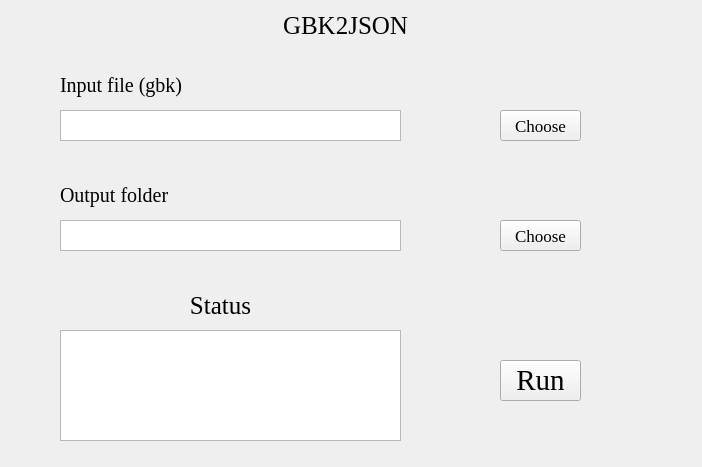
Above: GBK2JSON.ui from hzaurzli/MicroWorldOmics before the change. Below: the same form after it.
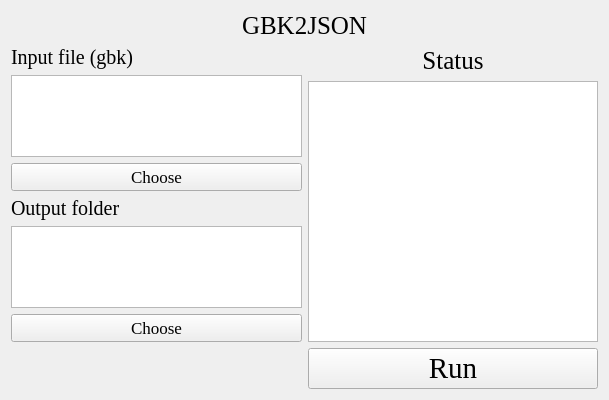
That is the form after the change. Icons and pictures are not drawn.

```diff
--- a/GBK2JSON.ui
+++ b/GBK2JSON.ui
@@ -6,8 +6,8 @@
    <rect>
     <x>0</x>
     <y>0</y>
-    <width>702</width>
-    <height>467</height>
+    <width>609</width>
+    <height>400</height>
    </rect>
   </property>
   <property name="windowTitle">
@@ -16,15 +16,38 @@
   <property name="styleSheet">
    <string notr="true">background-image: url(D:/Documents/Desktop/bb.png)</string>
   </property>
+  <layout class="QGridLayout" name="gridLayout_4">
+   <item row="1" column="1">
+    <layout class="QGridLayout" name="gridLayout_3">
+     <item row="0" column="0">
+      <widget class="QLabel" name="label_4">
+       <property name="font">
+        <font>
+         <family>Times New Roman</family>
+         <pointsize>19</pointsize>
+        </font>
+       </property>
+       <property name="text">
+        <string>Status</string>
+       </property>
+       <property name="alignment">
+        <set>Qt::AlignCenter</set>
+       </property>
+      </widget>
+     </item>
+     <item row="1" column="0">
+      <widget class="QTextBrowser" name="textBrowser">
+       <property name="styleSheet">
+        <string notr="true">background-image: url(D:/Documents/Desktop/white.png)</string>
+       </property>
+      </widget>
+     </item>
+    </layout>
+   </item>
+   <item row="0" column="0" colspan="2">
+    <layout class="QGridLayout" name="gridLayout">
+     <item row="0" column="0">
   <widget class="QLabel" name="label">
-   <property name="geometry">
-    <rect>
-     <x>260</x>
-     <y>10</y>
-     <width>171</width>
-     <height>31</height>
-    </rect>
-   </property>
    <property name="font">
     <font>
      <family>Times New Roman</family>
@@ -38,15 +61,29 @@
     <set>Qt::AlignCenter</set>
    </property>
   </widget>
+     </item>
+    </layout>
+   </item>
+   <item row="1" column="0">
+    <layout class="QGridLayout" name="gridLayout_5">
+     <item row="3" column="0">
+      <widget class="QLabel" name="label_3">
+       <property name="font">
+        <font>
+         <family>Times New Roman</family>
+         <pointsize>15</pointsize>
+        </font>
+       </property>
+       <property name="text">
+        <string>Output folder</string>
+       </property>
+       <property name="alignment">
+        <set>Qt::AlignLeading|Qt::AlignLeft|Qt::AlignVCenter</set>
+       </property>
+      </widget>
+     </item>
+     <item row="0" column="0">
   <widget class="QLabel" name="label_2">
-   <property name="geometry">
-    <rect>
-     <x>60</x>
-     <y>70</y>
-     <width>301</width>
-     <height>31</height>
-    </rect>
-   </property>
    <property name="font">
     <font>
      <family>Times New Roman</family>
@@ -60,63 +97,16 @@
     <set>Qt::AlignLeading|Qt::AlignLeft|Qt::AlignVCenter</set>
    </property>
   </widget>
+     </item>
+     <item row="1" column="0">
   <widget class="QTextBrowser" name="textBrowser_2">
-   <property name="geometry">
-    <rect>
-     <x>60</x>
-     <y>110</y>
-     <width>341</width>
-     <height>31</height>
-    </rect>
-   </property>
    <property name="styleSheet">
     <string notr="true">background-image: url(D:/Documents/Desktop/white.png)</string>
    </property>
   </widget>
-  <widget class="QLabel" name="label_3">
-   <property name="geometry">
-    <rect>
-     <x>60</x>
-     <y>180</y>
-     <width>161</width>
-     <height>31</height>
-    </rect>
-   </property>
-   <property name="font">
-    <font>
-     <family>Times New Roman</family>
-     <pointsize>15</pointsize>
-    </font>
-   </property>
-   <property name="text">
-    <string>Output folder</string>
-   </property>
-   <property name="alignment">
-    <set>Qt::AlignLeading|Qt::AlignLeft|Qt::AlignVCenter</set>
-   </property>
-  </widget>
-  <widget class="QTextBrowser" name="textBrowser_3">
-   <property name="geometry">
-    <rect>
-     <x>60</x>
-     <y>220</y>
-     <width>341</width>
-     <height>31</height>
-    </rect>
-   </property>
-   <property name="styleSheet">
-    <string notr="true">background-image: url(D:/Documents/Desktop/white.png)</string>
-   </property>
-  </widget>
+     </item>
+     <item row="2" column="0">
   <widget class="QPushButton" name="pushButton_2">
-   <property name="geometry">
-    <rect>
-     <x>500</x>
-     <y>110</y>
-     <width>81</width>
-     <height>31</height>
-    </rect>
-   </property>
    <property name="font">
     <font>
      <family>Times New Roman</family>
@@ -127,15 +117,16 @@
     <string>Choose</string>
    </property>
   </widget>
+     </item>
+     <item row="4" column="0">
+      <widget class="QTextBrowser" name="textBrowser_3">
+       <property name="styleSheet">
+        <string notr="true">background-image: url(D:/Documents/Desktop/white.png)</string>
+       </property>
+      </widget>
+     </item>
+     <item row="5" column="0">
   <widget class="QPushButton" name="pushButton_3">
-   <property name="geometry">
-    <rect>
-     <x>500</x>
-     <y>220</y>
-     <width>81</width>
-     <height>31</height>
-    </rect>
-   </property>
    <property name="font">
     <font>
      <family>Times New Roman</family>
@@ -146,50 +137,13 @@
     <string>Choose</string>
    </property>
   </widget>
-  <widget class="QTextBrowser" name="textBrowser">
-   <property name="geometry">
-    <rect>
-     <x>60</x>
-     <y>330</y>
-     <width>341</width>
-     <height>111</height>
-    </rect>
-   </property>
-   <property name="styleSheet">
-    <string notr="true">background-image: url(D:/Documents/Desktop/white.png)</string>
-   </property>
-  </widget>
-  <widget class="QLabel" name="label_4">
-   <property name="geometry">
-    <rect>
-     <x>140</x>
-     <y>290</y>
-     <width>161</width>
-     <height>31</height>
-    </rect>
-   </property>
-   <property name="font">
-    <font>
-     <family>Times New Roman</family>
-     <pointsize>19</pointsize>
-    </font>
-   </property>
-   <property name="text">
-    <string>Status</string>
-   </property>
-   <property name="alignment">
-    <set>Qt::AlignCenter</set>
-   </property>
-  </widget>
+     </item>
+    </layout>
+   </item>
+   <item row="2" column="1">
+    <layout class="QGridLayout" name="gridLayout_6">
+     <item row="0" column="0">
   <widget class="QPushButton" name="pushButton">
-   <property name="geometry">
-    <rect>
-     <x>500</x>
-     <y>360</y>
-     <width>81</width>
-     <height>41</height>
-    </rect>
-   </property>
    <property name="font">
     <font>
      <family>Times New Roman</family>
@@ -203,6 +157,10 @@
     <string>Run</string>
    </property>
   </widget>
+     </item>
+    </layout>
+   </item>
+  </layout>
  </widget>
  <resources/>
  <connections/>
```
Left out of the diff: 6 changed lines with no effect on the pictures. Lines whose indentation alone changed are shown as unchanged.
